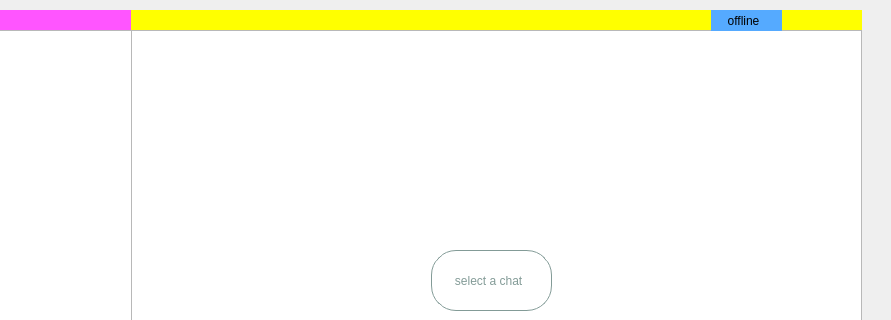
Old version of the form chat.ui in the repository MhkaPR/BotGram; both pictures show x 419 to 1310 and y 0 to 320 of the 1310 by 810 pixel window.
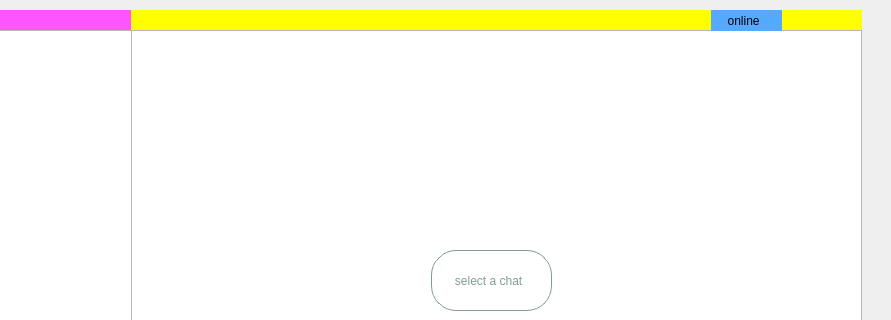
New version of the form.

What changed in the file:
```diff
--- a/chat.ui
+++ b/chat.ui
@@ -97,7 +97,7 @@
      <string notr="true">background-color: rgb(255, 255, 0);</string>
     </property>
     <property name="text">
-     <string>                                                          </string>
+     <string/>
     </property>
    </widget>
    <widget class="QTextEdit" name="message_text">
@@ -310,7 +310,7 @@
      <string notr="true">background-color: rgb(85, 170, 255);</string>
     </property>
     <property name="text">
-     <string>     offline</string>
+     <string>     online</string>
     </property>
    </widget>
   </widget>
```
